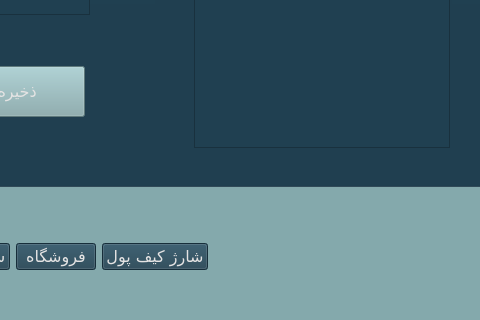
Above: Project_Ap/clientprof.ui from AP-projects-4001/metagoofill before the change; both pictures show x 196 to 676 and y 294 to 614 of the 800 by 614 pixel window. Below: the same form after it.
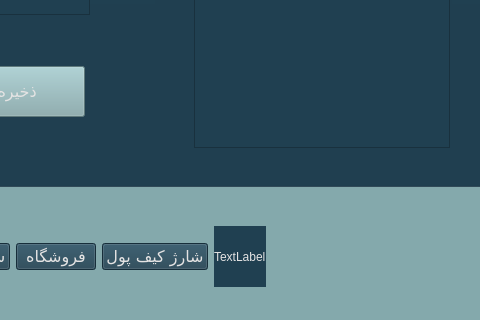
That is the form after the change.

Commit message: modifying factor class and adding dockerfile

The edit to the form file:
```diff
--- a/Project_Ap/clientprof.ui
+++ b/Project_Ap/clientprof.ui
@@ -104,6 +104,17 @@
        </property>
       </widget>
      </item>
+     <item>
+      <widget class="QLabel" name="label">
+       <property name="styleSheet">
+        <string notr="true">background-color: rgb(32, 64, 81);
+font: 12pt &quot;Lalezar&quot;;color: rgb(228, 227, 227);</string>
+       </property>
+       <property name="text">
+        <string>TextLabel</string>
+       </property>
+      </widget>
+     </item>
      <item>
       <spacer name="horizontalSpacer">
        <property name="orientation">
```
The commit also changes 16 other files.
